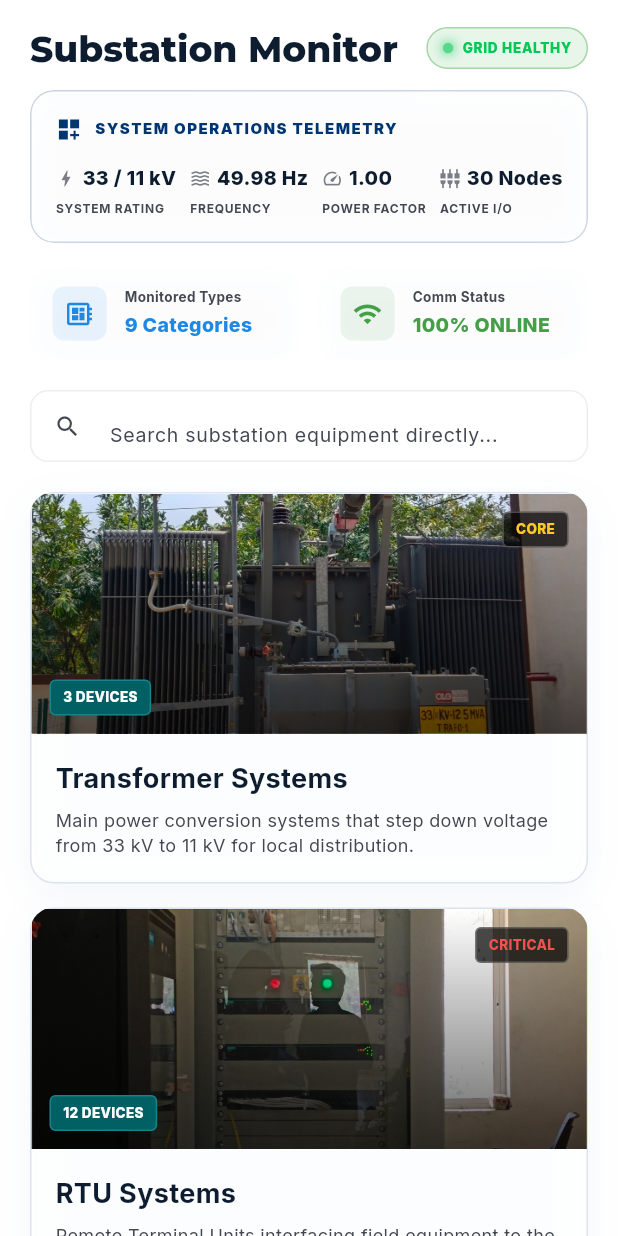
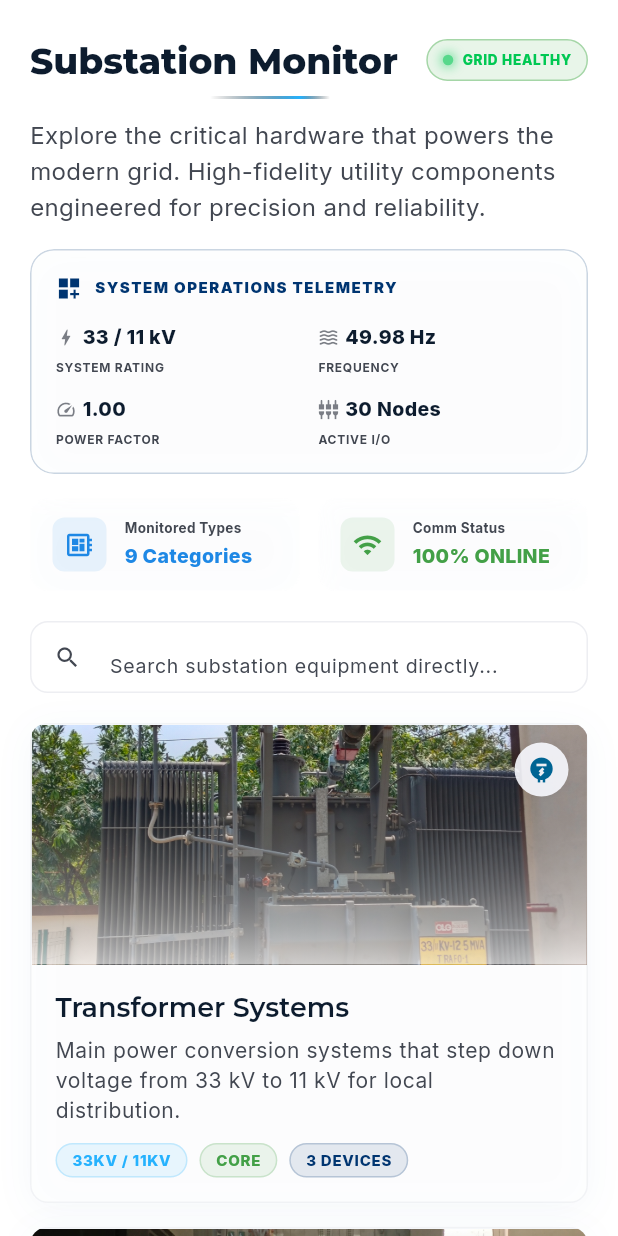
Before and after one commit to abinashmohanty8059/TPCODL, a Flutter app: the SubstationScreen screen opened directly, on a phone screen of 412 x 824 dp. Run offline on Flutter 3.47's test engine with Material 3 defaults, Android fonts, the phone set to English and light mode, and no system bars; drawn by our look-alikes of flutter_animate; our stand-ins replace google_fonts, lottie.

Commit message:
media query fixed

```diff
--- a/lib/screens/substation_screen.dart
+++ b/lib/screens/substation_screen.dart
@@ -166,7 +166,7 @@ class _SubstationScreenState extends State<SubstationScreen> {
                 child: Column(
                   crossAxisAlignment: CrossAxisAlignment.start,
                   children: [
-                    _buildSCADADashboardHeader(),
+                    _buildHeader(context),
                     _buildSearchSection(),
                     _buildContentSection(),
                   ],
@@ -176,23 +176,26 @@ class _SubstationScreenState extends State<SubstationScreen> {
     );
   }
 
-  Widget _buildSCADADashboardHeader() {
+  Widget _buildHeader(BuildContext context) {
     return Padding(
-      padding: const EdgeInsets.fromLTRB(20, 16, 20, 0),
+      padding: const EdgeInsets.fromLTRB(20, 24, 20, 0),
       child: Column(
         crossAxisAlignment: CrossAxisAlignment.start,
         children: [
           Row(
             mainAxisAlignment: MainAxisAlignment.spaceBetween,
             children: [
-              Text(
+              Expanded(
+                child: Text(
                   'Substation Monitor',
                   style: Theme.of(context).textTheme.headlineMedium?.copyWith(
                         color: TPColors.onSurface,
                         fontWeight: FontWeight.w800,
                       ),
-              ).animate().fadeIn(duration: 400.ms).slideX(begin: -0.05, end: 0),
-
+                  overflow: TextOverflow.ellipsis,
+                ),
+              ),
+              const SizedBox(width: 8),
               Container(
                 padding: const EdgeInsets.symmetric(horizontal: 10, vertical: 6),
                 decoration: BoxDecoration(
@@ -220,8 +223,19 @@ class _SubstationScreenState extends State<SubstationScreen> {
               ).animate().fadeIn(duration: 400.ms, delay: 100.ms),
             ],
           ),
+          const SizedBox(height: 8),
+          // Animated pulse line
+          const _PulseLine().animate().fadeIn(duration: 600.ms, delay: 200.ms),
           const SizedBox(height: 12),
+          Text(
+            'Explore the critical hardware that powers the modern grid. High-fidelity utility components engineered for precision and reliability.',
+            style: Theme.of(context).textTheme.bodyMedium?.copyWith(
+                  color: TPColors.onSurfaceVariant,
+                ),
+          ).animate().fadeIn(duration: 500.ms, delay: 300.ms),
+          const SizedBox(height: 16),
 
+          // SCADA operations telemetry dashboard
           GlassCard(
             borderRadius: 16,
             padding: const EdgeInsets.all(16),
@@ -233,7 +247,8 @@ class _SubstationScreenState extends State<SubstationScreen> {
                   children: [
                     Icon(Icons.dashboard_customize, size: 18, color: TPColors.primary),
                     SizedBox(width: 8),
-                    Text(
+                    Expanded(
+                      child: Text(
                         'SYSTEM OPERATIONS TELEMETRY',
                         style: TextStyle(
                           fontFamily: 'Inter',
@@ -242,25 +257,46 @@ class _SubstationScreenState extends State<SubstationScreen> {
                           color: TPColors.primary,
                           letterSpacing: 1.0,
                         ),
+                        overflow: TextOverflow.ellipsis,
+                      ),
                     ),
                   ],
                 ),
                 const SizedBox(height: 14),
-
-                Row(
-                  mainAxisAlignment: MainAxisAlignment.spaceBetween,
+                LayoutBuilder(
+                  builder: (context, constraints) {
+                    final width = constraints.maxWidth;
+                    final double itemWidth = width > 400 ? (width - 36) / 4 : (width - 12) / 2;
+                    return Wrap(
+                      spacing: 12,
+                      runSpacing: 12,
                       children: [
-                    _buildSCADAMetric('33 / 11 kV', 'SYSTEM RATING', Icons.bolt),
-                    _buildSCADAMetric('49.98 Hz', 'FREQUENCY', Icons.waves),
-                    _buildSCADAMetric('1.00', 'POWER FACTOR', Icons.speed),
-                    _buildSCADAMetric('30 Nodes', 'ACTIVE I/O', Icons.settings_input_component),
+                        SizedBox(
+                          width: itemWidth,
+                          child: _buildSCADAMetric('33 / 11 kV', 'SYSTEM RATING', Icons.bolt),
+                        ),
+                        SizedBox(
+                          width: itemWidth,
+                          child: _buildSCADAMetric('49.98 Hz', 'FREQUENCY', Icons.waves),
+                        ),
+                        SizedBox(
+                          width: itemWidth,
+                          child: _buildSCADAMetric('1.00', 'POWER FACTOR', Icons.speed),
+                        ),
+                        SizedBox(
+                          width: itemWidth,
+                          child: _buildSCADAMetric('30 Nodes', 'ACTIVE I/O', Icons.settings_input_component),
+                        ),
                       ],
+                    );
+                  },
                 ),
               ],
             ),
-          ).animate().fadeIn(duration: 500.ms, delay: 200.ms).slideY(begin: 0.05, end: 0),
+          ).animate().fadeIn(duration: 500.ms, delay: 400.ms).slideY(begin: 0.05, end: 0),
           const SizedBox(height: 16),
 
+          // Quick stat cards
           Row(
             children: [
               Expanded(
@@ -281,7 +317,7 @@ class _SubstationScreenState extends State<SubstationScreen> {
                 ),
               ),
             ],
-          ).animate().fadeIn(duration: 500.ms, delay: 300.ms),
+          ).animate().fadeIn(duration: 500.ms, delay: 500.ms),
         ],
       ),
     );
@@ -296,13 +332,16 @@ class _SubstationScreenState extends State<SubstationScreen> {
           children: [
             Icon(icon, size: 14, color: TPColors.onSurfaceVariant.withValues(alpha: 0.7)),
             const SizedBox(width: 4),
-            Text(
+            Flexible(
+              child: Text(
                 value,
                 style: const TextStyle(
                   fontFamily: 'Inter',
                   fontSize: 13,
                   fontWeight: FontWeight.w800,
                   color: TPColors.onSurface,
+                ),
+                overflow: TextOverflow.ellipsis,
               ),
             ),
           ],
@@ -317,6 +356,7 @@ class _SubstationScreenState extends State<SubstationScreen> {
             color: TPColors.onSurfaceVariant,
             letterSpacing: 0.5,
           ),
+          overflow: TextOverflow.ellipsis,
         ),
       ],
     );
@@ -349,6 +389,7 @@ class _SubstationScreenState extends State<SubstationScreen> {
                     fontWeight: FontWeight.w700,
                     color: TPColors.onSurfaceVariant,
                   ),
+                  overflow: TextOverflow.ellipsis,
                 ),
                 const SizedBox(height: 2),
                 Text(
@@ -359,6 +400,7 @@ class _SubstationScreenState extends State<SubstationScreen> {
                     fontWeight: FontWeight.w800,
                     color: color,
                   ),
+                  overflow: TextOverflow.ellipsis,
                 ),
               ],
             ),
@@ -511,6 +553,44 @@ class CategoryCard extends StatelessWidget {
     required this.onTap,
   });
 
+  IconData _getCategoryIcon(String categoryName) {
+    switch (categoryName) {
+      case 'Transformer Systems':
+        return Icons.electric_meter;
+      case 'RTU Systems':
+        return Icons.router;
+      case 'Protection Relays':
+        return Icons.settings_system_daydream;
+      case 'Smart Metering':
+        return Icons.bolt;
+      case 'Communication Network':
+        return Icons.settings_ethernet;
+      case 'ACDB Panels':
+        return Icons.power;
+      case 'Control Systems':
+        return Icons.toggle_on;
+      case 'Switchgear':
+        return Icons.switch_access_shortcut;
+      case 'SCADA Infrastructure':
+        return Icons.dns;
+      default:
+        return Icons.electrical_services;
+    }
+  }
+
+  Color _getPriorityColor(String priority) {
+    switch (priority) {
+      case 'CRITICAL':
+        return Colors.red.shade600;
+      case 'HIGH':
+        return Colors.amber.shade700;
+      case 'CORE':
+        return Colors.green.shade600;
+      default:
+        return TPColors.primary;
+    }
+  }
+
   @override
   Widget build(BuildContext context) {
     return GestureDetector(
@@ -518,16 +598,16 @@ class CategoryCard extends StatelessWidget {
       child: Container(
         margin: const EdgeInsets.only(bottom: 16),
         decoration: BoxDecoration(
-          color: Colors.white.withValues(alpha: 0.8),
-          borderRadius: BorderRadius.circular(16),
+          color: Colors.white.withValues(alpha: 0.7),
+          borderRadius: BorderRadius.circular(12),
           border: Border.all(
-            color: TPColors.primaryContainer.withValues(alpha: 0.15),
+            color: TPColors.outlineVariant.withValues(alpha: 0.2),
           ),
           boxShadow: [
             BoxShadow(
-              color: TPColors.primaryContainer.withValues(alpha: 0.05),
+              color: TPColors.primaryContainer.withValues(alpha: 0.04),
               blurRadius: 20,
-              offset: const Offset(0, 6),
+              offset: const Offset(0, 4),
             ),
           ],
         ),
@@ -541,13 +621,17 @@ class CategoryCard extends StatelessWidget {
                 Container(
                   height: 160,
                   width: double.infinity,
-                  color: TPColors.surfaceContainerLow,
+                  color: TPColors.surfaceContainerLow.withValues(alpha: 0.5),
                   child: Image.asset(
                     'subststion_data/pic/${category.coverImage.split('/').last}',
                     fit: BoxFit.cover,
                     errorBuilder: (context, error, stackTrace) {
-                      return const Center(
-                        child: Icon(Icons.electrical_services, size: 48, color: Colors.grey),
+                      return Center(
+                        child: Icon(
+                          _getCategoryIcon(category.name),
+                          size: 64,
+                          color: TPColors.primaryContainer.withValues(alpha: 0.3),
+                        ),
                       );
                     },
                   ),
@@ -560,53 +644,32 @@ class CategoryCard extends StatelessWidget {
                         end: Alignment.bottomCenter,
                         colors: [
                           Colors.transparent,
-                          Colors.black.withValues(alpha: 0.6),
+                          Colors.white.withValues(alpha: 0.7),
                         ],
                       ),
                     ),
                   ),
                 ),
-                // Priority Badge top right
+                // Circular icon badge top right
                 Positioned(
                   top: 12,
                   right: 12,
                   child: Container(
-                    padding: const EdgeInsets.symmetric(horizontal: 8, vertical: 4),
+                    padding: const EdgeInsets.all(8),
                     decoration: BoxDecoration(
-                      color: Colors.black.withValues(alpha: 0.7),
-                      borderRadius: BorderRadius.circular(4),
-                      border: Border.all(color: Colors.white24),
+                      color: TPColors.surface.withValues(alpha: 0.9),
+                      borderRadius: BorderRadius.circular(9999),
+                      boxShadow: [
+                        BoxShadow(
+                          color: Colors.black.withValues(alpha: 0.05),
+                          blurRadius: 4,
                         ),
-                    child: Text(
-                      category.priority,
-                      style: TextStyle(
-                        fontFamily: 'Inter',
-                        fontSize: 9,
-                        fontWeight: FontWeight.w800,
-                        color: category.priority == 'CRITICAL' ? Colors.red.shade400 : Colors.amber.shade400,
+                      ],
                     ),
-                    ),
-                  ),
-                ),
-                // Items Count badge bottom left
-                Positioned(
-                  bottom: 12,
-                  left: 12,
-                  child: Container(
-                    padding: const EdgeInsets.symmetric(horizontal: 8, vertical: 4),
-                    decoration: BoxDecoration(
-                      color: Colors.cyan.shade900,
-                      borderRadius: BorderRadius.circular(4),
-                      border: Border.all(color: Colors.cyan.shade300.withValues(alpha: 0.3)),
-                    ),
-                    child: Text(
-                      '$itemCount DEVICES',
-                      style: const TextStyle(
-                        fontFamily: 'Inter',
-                        fontSize: 9,
-                        fontWeight: FontWeight.w800,
-                        color: Colors.white,
-                      ),
+                    child: Icon(
+                      _getCategoryIcon(category.name),
+                      size: 20,
+                      color: TPColors.secondary,
                     ),
                   ),
                 ),
@@ -620,20 +683,41 @@ class CategoryCard extends StatelessWidget {
                 children: [
                   Text(
                     category.name,
-                    style: const TextStyle(
+                    style: Theme.of(context).textTheme.headlineSmall?.copyWith(
                           fontSize: 18,
-                      fontWeight: FontWeight.bold,
                           color: TPColors.onSurface,
                         ),
                   ),
                   const SizedBox(height: 6),
                   Text(
                     category.description,
-                    style: const TextStyle(
-                      fontSize: 12,
+                    style: Theme.of(context).textTheme.bodySmall?.copyWith(
                           color: TPColors.onSurfaceVariant,
                           height: 1.4,
                         ),
+                  ),
+                  const SizedBox(height: 12),
+                  // Tags at the bottom (using Wrap to prevent overflows)
+                  Wrap(
+                    spacing: 8,
+                    runSpacing: 8,
+                    children: [
+                      _buildTag(
+                        context,
+                        category.voltageClass.toUpperCase(),
+                        TPColors.secondaryContainer,
+                      ),
+                      _buildTag(
+                        context,
+                        category.priority.toUpperCase(),
+                        _getPriorityColor(category.priority),
+                      ),
+                      _buildTag(
+                        context,
+                        '$itemCount DEVICES',
+                        TPColors.primary,
+                      ),
+                    ],
                   ),
                 ],
               ),
@@ -643,4 +727,76 @@ class CategoryCard extends StatelessWidget {
       ),
     );
   }
+
+  Widget _buildTag(BuildContext context, String text, Color color) {
+    return Container(
+      padding: const EdgeInsets.symmetric(horizontal: 10, vertical: 4),
+      decoration: GlassDecoration.glassTag(color: color),
+      child: Text(
+        text,
+        style: Theme.of(context).textTheme.labelMedium?.copyWith(
+              color: color,
+              fontSize: 10,
+              fontWeight: FontWeight.w800,
+              letterSpacing: 0.5,
+            ),
+      ),
+    );
   }
+}
+
+// Animated pulse line widget matching the Stitch design
+class _PulseLine extends StatefulWidget {
+  const _PulseLine();
+
+  @override
+  State<_PulseLine> createState() => _PulseLineState();
+}
+
+class _PulseLineState extends State<_PulseLine>
+    with SingleTickerProviderStateMixin {
+  late AnimationController _controller;
+
+  @override
+  void initState() {
+    super.initState();
+    _controller = AnimationController(
+      vsync: this,
+      duration: const Duration(seconds: 2),
+    )..repeat();
+  }
+
+  @override
+  void dispose() {
+    _controller.dispose();
+    super.dispose();
+  }
+
+  @override
+  Widget build(BuildContext context) {
+    return AnimatedBuilder(
+      animation: _controller,
+      builder: (context, child) {
+        return Container(
+          height: 2,
+          width: 200,
+          decoration: BoxDecoration(
+            borderRadius: BorderRadius.circular(1),
+            gradient: LinearGradient(
+              colors: [
+                Colors.transparent,
+                TPColors.secondaryContainer,
+                Colors.transparent,
+              ],
+              stops: [
+                (_controller.value - 0.3).clamp(0.0, 1.0),
+                _controller.value,
+                (_controller.value + 0.3).clamp(0.0, 1.0),
+              ],
+            ),
+          ),
+        );
+      },
+    );
+  }
+}
```
Lines whose indentation alone changed are shown as unchanged.
